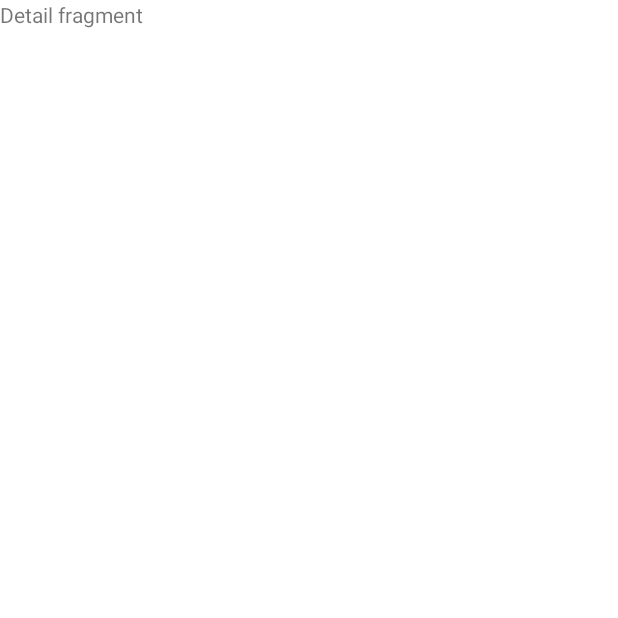
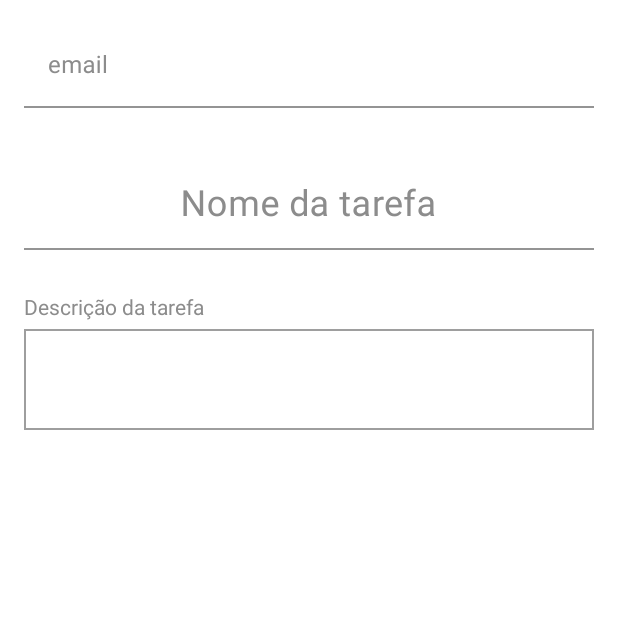
Before and after one commit to dosSantos-Paulo/Sofie_TodoList, an Android app: the NewTodoFragment screen opened through its navigation route, on a phone screen of 412 x 824 dp, the top half of it. Before the commit the part shown is almost empty. Run offline under Robolectric (Android 15) with nearby library versions, the phone set to English and light mode, and no system bars.

Commit message:
add layout on newTodo

```diff
--- a/app/src/main/res/layout/fragment_new_todo.xml
+++ b/app/src/main/res/layout/fragment_new_todo.xml
@@ -1,13 +1,92 @@
 <?xml version="1.0" encoding="utf-8"?>
-<FrameLayout xmlns:android="http://schemas.android.com/apk/res/android"
+<androidx.constraintlayout.widget.ConstraintLayout xmlns:android="http://schemas.android.com/apk/res/android"
+    xmlns:app="http://schemas.android.com/apk/res-auto"
     xmlns:tools="http://schemas.android.com/tools"
     android:layout_width="match_parent"
     android:layout_height="match_parent"
+    android:orientation="vertical"
+    android:padding="@dimen/defautPadding"
     tools:context=".view.NewTodoFragment">
 
+    <com.google.android.material.textfield.TextInputLayout
+        android:id="@+id/editText_email_newTodo"
+        android:layout_width="match_parent"
+        android:layout_height="wrap_content"
+        android:hint="@string/email"
+        android:textColorHint="@color/hintColor"
+        app:layout_constraintBottom_toTopOf="@+id/editText_todoName_newTodo"
+        app:layout_constraintEnd_toEndOf="parent"
+        app:layout_constraintStart_toStartOf="parent"
+        app:layout_constraintTop_toTopOf="parent">
+
+        <com.google.android.material.textfield.TextInputEditText
+            android:layout_width="match_parent"
+            android:layout_height="wrap_content"
+            android:inputType="textEmailAddress"
+            android:textColor="@color/textPrimary"
+            app:backgroundTint="@color/totalTranslucent" />
+
+    </com.google.android.material.textfield.TextInputLayout>
+
+    <com.google.android.material.textfield.TextInputLayout
+        android:id="@+id/editText_todoName_newTodo"
+        android:layout_width="match_parent"
+        android:layout_height="wrap_content"
+        android:layout_marginTop="@dimen/marginMed"
+        android:hint="@string/nome_da_tarefa"
+        android:textColorHint="@color/hintColor"
+        app:layout_constraintEnd_toEndOf="parent"
+        app:layout_constraintStart_toStartOf="parent"
+        app:layout_constraintTop_toBottomOf="@+id/editText_email_newTodo">
+
+        <com.google.android.material.textfield.TextInputEditText
+            android:layout_width="match_parent"
+            android:layout_height="wrap_content"
+            android:gravity="center_horizontal"
+            android:inputType="text"
+            android:textColor="@color/textPrimary"
+            android:textSize="@dimen/NomeDaTarefa"
+            app:backgroundTint="@color/totalTranslucent" />
+
+    </com.google.android.material.textfield.TextInputLayout>
+
     <TextView
+        android:id="@+id/textView"
         android:layout_width="match_parent"
-        android:layout_height="match_parent"
-        android:text="Detail fragment" />
+        android:layout_height="wrap_content"
+        android:layout_marginTop="@dimen/marginMed"
+        android:text="@string/descricao_da_tarefa"
+        android:textColor="@color/hintColor"
+        app:layout_constraintEnd_toEndOf="parent"
+        app:layout_constraintStart_toStartOf="parent"
+        app:layout_constraintTop_toBottomOf="@+id/editText_todoName_newTodo" />
 
-</FrameLayout>
+
+    <com.google.android.material.textfield.TextInputLayout
+        android:id="@+id/editText_todoDescription_newTodo"
+        style="@style/Widget.MaterialComponents.TextInputLayout.OutlinedBox"
+        android:layout_width="match_parent"
+        android:layout_height="0dp"
+        app:boxCornerRadiusBottomEnd="0dp"
+        app:boxCornerRadiusBottomStart="0dp"
+        app:boxCornerRadiusTopEnd="0dp"
+        app:boxCornerRadiusTopStart="0dp"
+        app:boxStrokeWidth="1dp"
+        app:layout_constraintBottom_toBottomOf="parent"
+        app:layout_constraintEnd_toEndOf="parent"
+        app:layout_constraintStart_toStartOf="parent"
+        app:layout_constraintTop_toBottomOf="@+id/textView">
+
+        <com.google.android.material.textfield.TextInputEditText
+            android:layout_width="match_parent"
+            android:layout_height="wrap_content"
+            android:gravity="center_horizontal"
+            android:inputType="textMultiLine"
+            android:textColor="@color/textSecundary"
+            android:textSize="@dimen/NomeDaTarefa"
+            app:backgroundTint="@color/totalTranslucent" />
+
+    </com.google.android.material.textfield.TextInputLayout>
+
+
+</androidx.constraintlayout.widget.ConstraintLayout>
--- a/app/src/main/res/values/colors.xml
+++ b/app/src/main/res/values/colors.xml
@@ -5,9 +5,16 @@
     <color name="colorPrimary">#F25D89</color>
     <color name="colorPrimaryDark">#F4516B</color>
     <color name="colorAccent">#9F9F9F</color>
+    <color name="defaltBackGround">#FFFFFF</color>
+    <color name="totalTranslucent">#00FFFFFF</color>
 
 <!--    Button Colors   -->
     <color name="addButtonColor">#F4516B</color>
     <color name="brightColour">#FFFFFF</color>
 
+<!--    Text Colors    -->
+    <color name="hintColor">#8C8C8C</color>
+    <color name="textPrimary">#F4516B</color>
+    <color name="textSecundary">#F68698</color>
+
 </resources>
--- /dev/null
+++ b/app/src/main/res/values/dimens.xml
@@ -0,0 +1,11 @@
+<?xml version="1.0" encoding="utf-8"?>
+<resources>
+<!--    Layout Size    -->
+    <dimen name="defautPadding">16dp</dimen>
+    <dimen name="marginMed">28dp</dimen>
+    <dimen name="marginMin">8dp</dimen>
+
+<!--    Text   -->
+    <dimen name="NomeDaTarefa">24sp</dimen>
+
+</resources>
--- a/app/src/main/res/values/strings.xml
+++ b/app/src/main/res/values/strings.xml
@@ -5,4 +5,9 @@
 <!--    Descriptions    -->
     <string name="add_button">Add button</string>
 
+<!--    Hint    -->
+    <string name="email">email</string>
+    <string name="nome_da_tarefa">Nome da tarefa</string>
+    <string name="descricao_da_tarefa">Descrição da tarefa</string>
+
 </resources>
```
